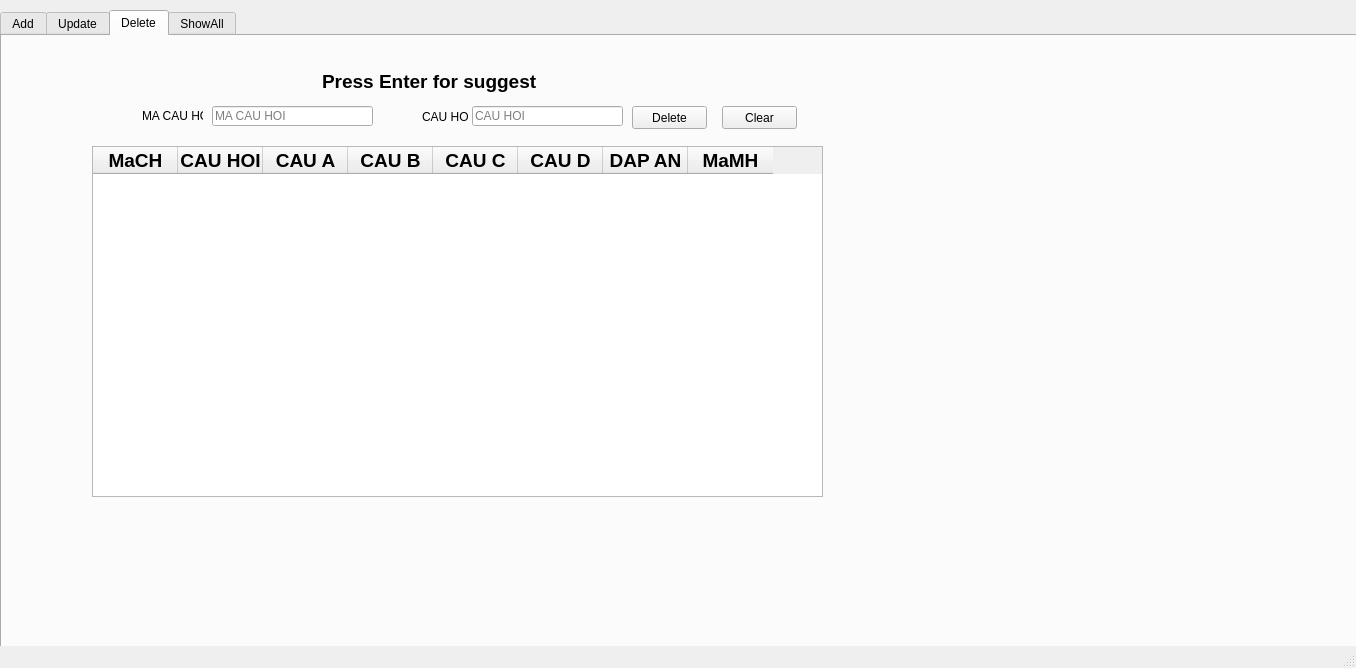
This is app/view/Student.ui in huynhngoanhthai/python_project as Qt 5 draws it before an edit. The edited form follows.
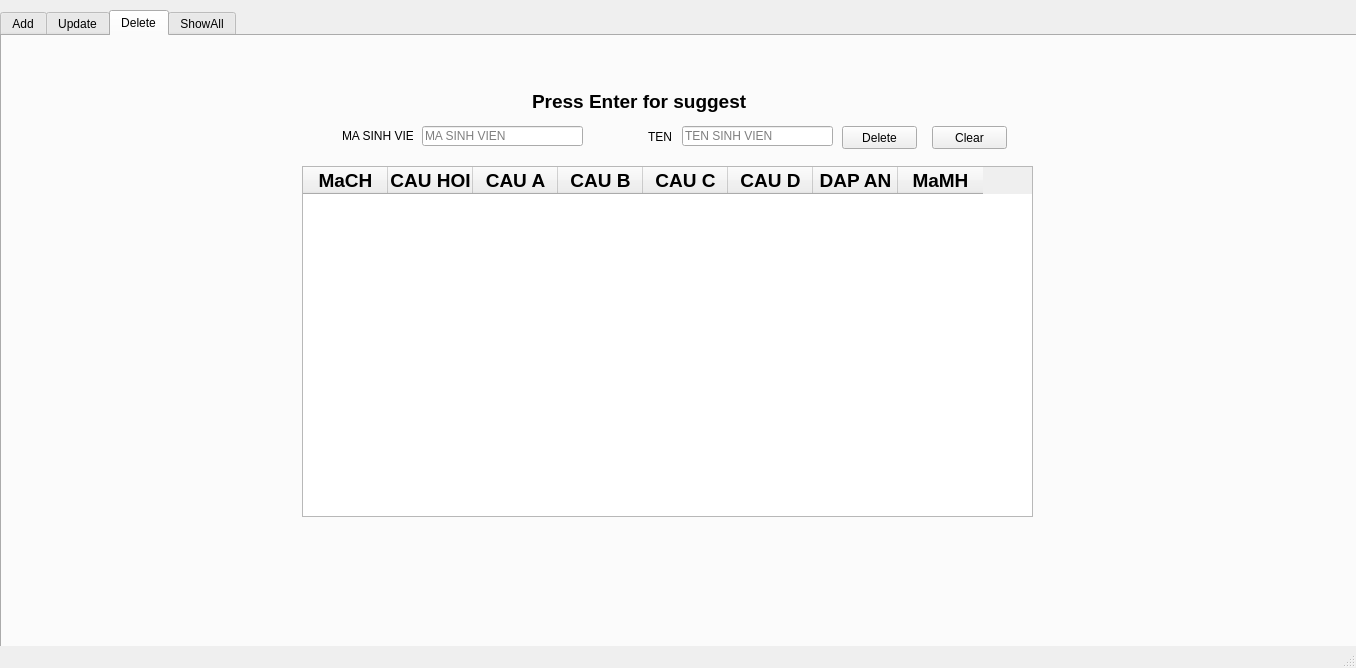
This is the edited form. The open tabs and pages were chosen to show the change.

```diff
--- a/app/view/Student.ui
+++ b/app/view/Student.ui
@@ -734,8 +734,8 @@
      <widget class="QPushButton" name="ClearDelete">
       <property name="geometry">
        <rect>
-        <x>720</x>
-        <y>70</y>
+        <x>930</x>
+        <y>90</y>
         <width>75</width>
         <height>23</height>
        </rect>
@@ -747,8 +747,8 @@
      <widget class="QPushButton" name="DeleteQuestion">
       <property name="geometry">
        <rect>
-        <x>630</x>
-        <y>70</y>
+        <x>840</x>
+        <y>90</y>
         <width>75</width>
         <height>23</height>
        </rect>
@@ -760,8 +760,8 @@
      <widget class="QLabel" name="label_4">
       <property name="geometry">
        <rect>
-        <x>320</x>
-        <y>30</y>
+        <x>530</x>
+        <y>50</y>
         <width>281</width>
         <height>31</height>
        </rect>
@@ -780,8 +780,8 @@
      <widget class="QTableWidget" name="QTableDelete">
       <property name="geometry">
        <rect>
-        <x>90</x>
-        <y>110</y>
+        <x>300</x>
+        <y>130</y>
         <width>731</width>
         <height>351</height>
        </rect>
@@ -907,53 +907,62 @@
      <widget class="QLabel" name="label_3">
       <property name="geometry">
        <rect>
-        <x>420</x>
-        <y>70</y>
-        <width>47</width>
+        <x>646</x>
+        <y>90</y>
+        <width>31</width>
         <height>21</height>
        </rect>
       </property>
       <property name="text">
-       <string>CAU HOI</string>
+       <string>TEN</string>
       </property>
      </widget>
      <widget class="QLabel" name="label_6">
       <property name="geometry">
        <rect>
-        <x>140</x>
-        <y>70</y>
-        <width>61</width>
+        <x>340</x>
+        <y>90</y>
+        <width>71</width>
         <height>20</height>
        </rect>
       </property>
       <property name="text">
-       <string>MA CAU HOI</string>
+       <string>MA SINH VIEN</string>
       </property>
      </widget>
      <widget class="QLineEdit" name="QLineDIDCauHoi">
       <property name="geometry">
        <rect>
-        <x>210</x>
-        <y>70</y>
+        <x>420</x>
+        <y>90</y>
         <width>161</width>
         <height>20</height>
        </rect>
       </property>
       <property name="placeholderText">
-       <string>MA CAU HOI</string>
+       <string>MA SINH VIEN</string>
       </property>
      </widget>
      <widget class="QLineEdit" name="QLineDCauHoi">
       <property name="geometry">
        <rect>
-        <x>470</x>
-        <y>70</y>
+        <x>680</x>
+        <y>90</y>
         <width>151</width>
         <height>20</height>
        </rect>
       </property>
+      <property name="dragEnabled">
+       <bool>false</bool>
+      </property>
+      <property name="readOnly">
+       <bool>false</bool>
+      </property>
       <property name="placeholderText">
-       <string>CAU HOI</string>
+       <string>TEN SINH VIEN</string>
+      </property>
+      <property name="cursorMoveStyle">
+       <enum>Qt::LogicalMoveStyle</enum>
       </property>
      </widget>
     </widget>
```
Left out of the diff: 6 changed lines with no effect on the pictures.
